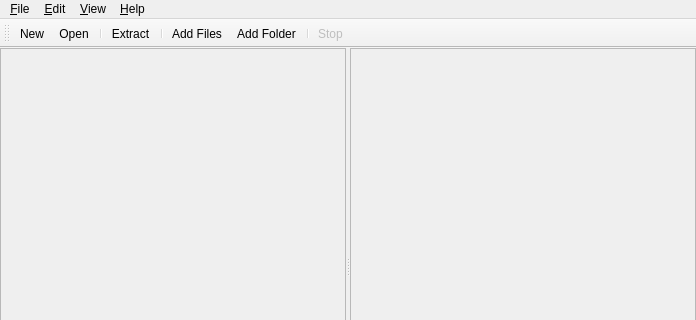
First picture: the form in src/mainwindow.ui, repository lxqt/lxqt-archiver, before the edit; both pictures show x 0 to 696 and y 0 to 320 of the 696 by 505 pixel window.
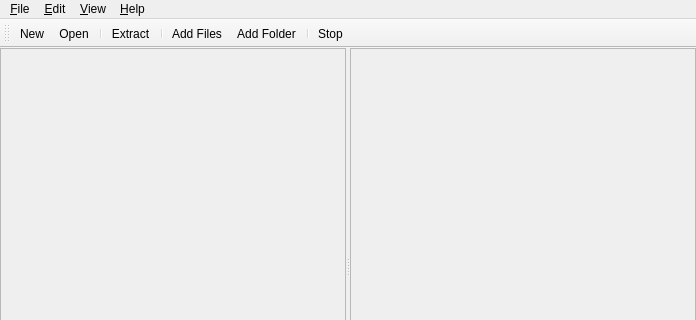
Second picture: the form after the edit. Icons and pictures are not drawn.

Commit message: Enable the stop button by default.

```diff
--- a/src/mainwindow.ui
+++ b/src/mainwindow.ui
@@ -386,9 +386,6 @@
    </property>
   </action>
   <action name="actionStop">
-   <property name="enabled">
-    <bool>false</bool>
-   </property>
    <property name="icon">
     <iconset theme="process-stop">
      <normaloff>.</normaloff>.</iconset>
```
The commit also changes 2 other files.
